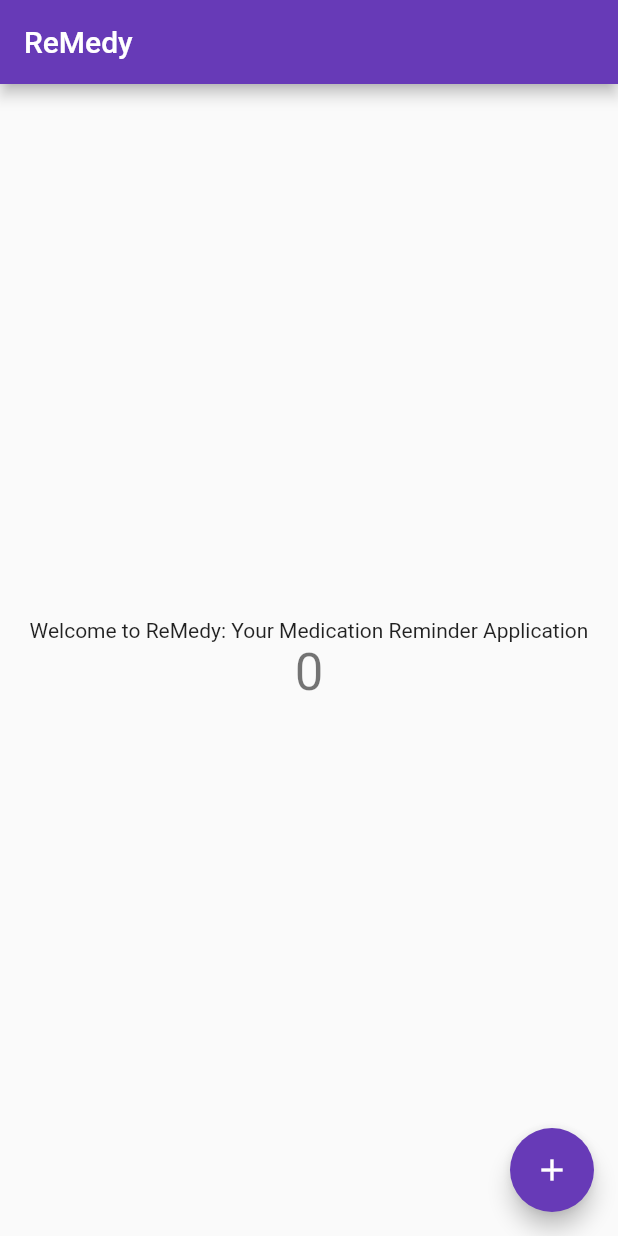
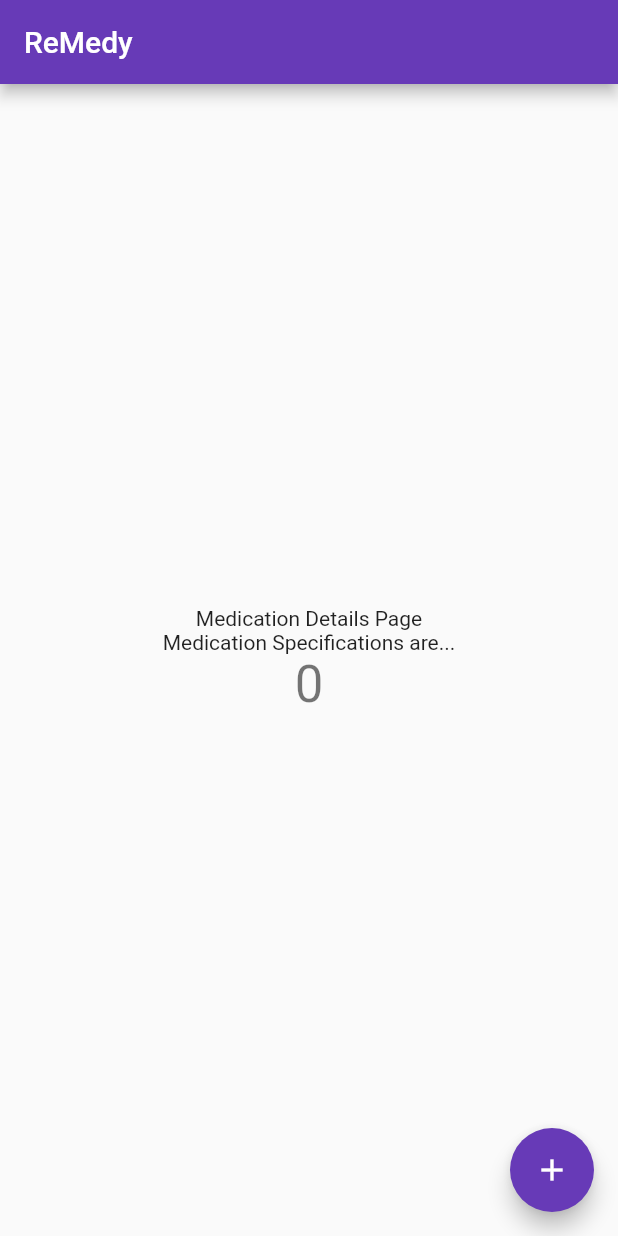
Before and after one commit to mejiamadeline/ReMedy, a Flutter app: the screen it shows after launch, on a phone screen of 412 x 824 dp. Run offline on Flutter 3.47's test engine with Material 2 defaults, Android fonts, the light colour scheme and no system bars.

Commit message:
added half of the screens

```diff
--- a/lib/main.dart
+++ b/lib/main.dart
@@ -1,4 +1,9 @@
 import 'package:flutter/material.dart';
+import 'package:remedy/home_page.dart';
+import 'package:remedy/login_page.dart';
+import 'package:remedy/medication_details_page.dart';
+import 'package:remedy/medication_page.dart';
+import 'package:remedy/sign_up_page.dart';
 
 void main() {
   runApp(MyApp());
@@ -22,7 +27,7 @@ class MyApp extends StatelessWidget {
         // is not restarted.
         primarySwatch: Colors.deepPurple,
       ),
-      home: MyHomePage(title: 'ReMedy'),
+      home: MedicationDetailsPage(title: 'ReMedy'),
     );
   }
 }
--- /dev/null
+++ b/lib/medication_details_page.dart
@@ -0,0 +1,52 @@
+import 'package:flutter/material.dart';
+
+class MedicationDetailsPage extends StatefulWidget {
+  MedicationDetailsPage({Key? key, required this.title}) : super(key: key);
+
+  final String title;
+
+  @override
+  _MedicationDetailsPageState createState() => _MedicationDetailsPageState();
+}
+
+class _MedicationDetailsPageState extends State<MedicationDetailsPage> {
+  int _counter = 0;
+
+  void _incrementCounter() {
+    setState(() {
+      _counter++;
+    });
+  }
+
+  @override
+  Widget build(BuildContext context) {
+
+    return Scaffold(
+      appBar: AppBar(
+        title: Text(widget.title),
+      ),
+      body: Center(
+        child: Column(
+          mainAxisAlignment: MainAxisAlignment.center,
+          children: <Widget>[
+            Text(
+              'Medication Details Page',
+            ),
+            Text(
+              'Medication Specifications are...',
+            ),
+            Text(
+              '$_counter',
+              style: Theme.of(context).textTheme.headline4,
+            ),
+          ],
+        ),
+      ),
+      floatingActionButton: FloatingActionButton(
+        onPressed: _incrementCounter,
+        tooltip: 'Increment',
+        child: Icon(Icons.add),
+      ), // This trailing comma makes auto-formatting nicer for build methods.
+    );
+  }
+}
```
Also changed, not shown: lib/home_page.dart (added, +52 -0 lines), lib/login_page.dart (added, +52 -0 lines), lib/medication_page.dart (added, +52 -0 lines), lib/sign_up_page.dart (added, +52 -0 lines).
